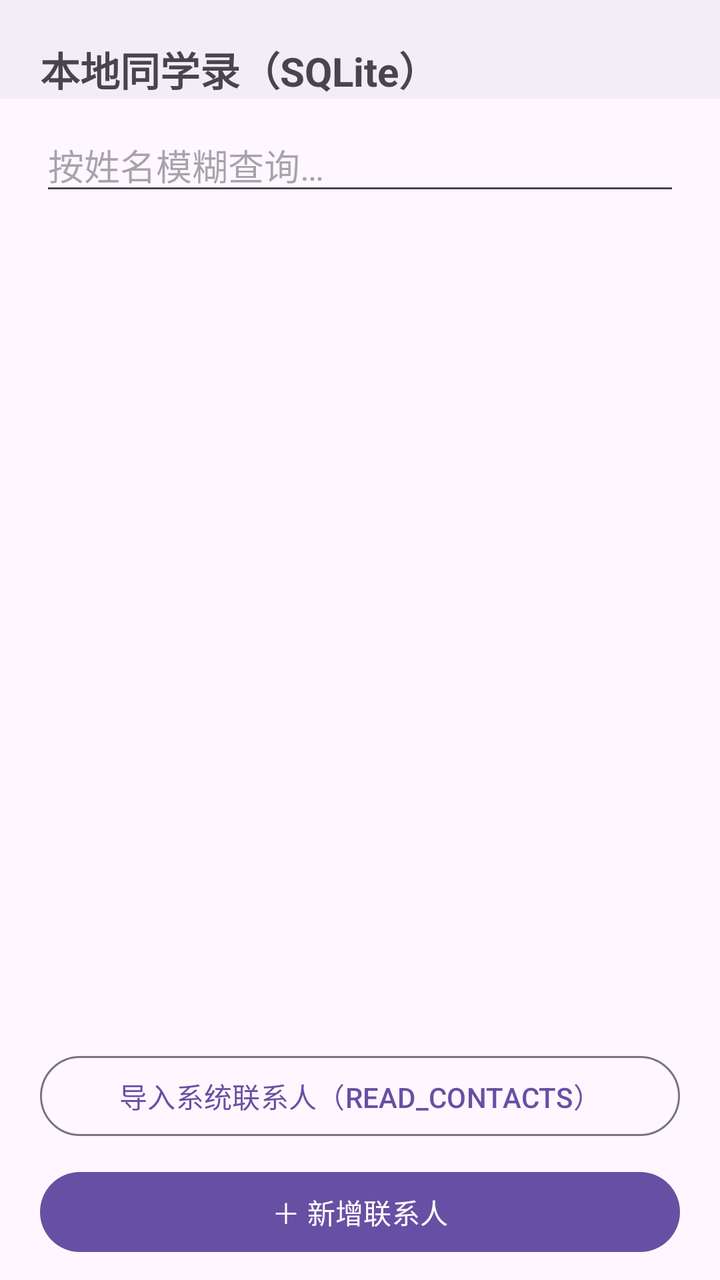
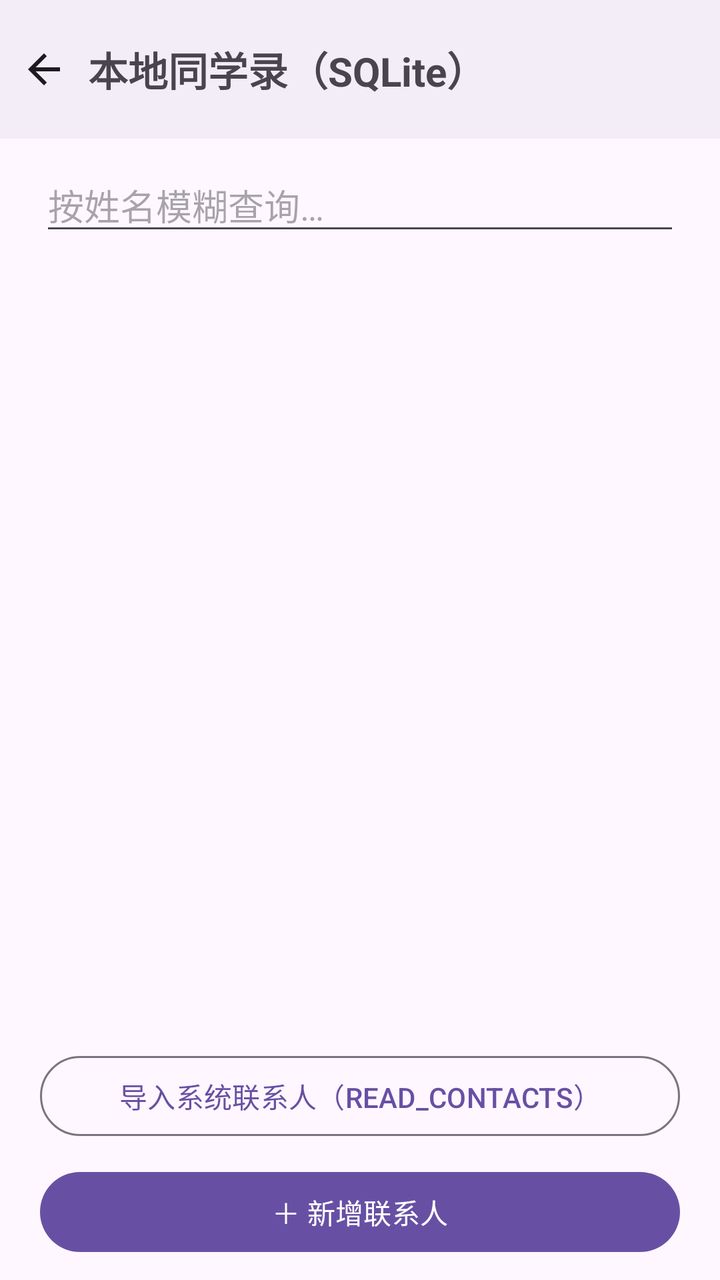

Compare the two renders of this Android layout. The source of the first and the diff that turns it into the second are given below.
<!-- AndroidManifest.xml: application theme Theme.Keyou -->
<!-- res/layout/activity_contact_list.xml -->
<?xml version="1.0" encoding="utf-8"?>
<LinearLayout xmlns:android="http://schemas.android.com/apk/res/android"
    android:layout_width="match_parent"
    android:layout_height="match_parent"
    android:orientation="vertical">

    <TextView
        android:layout_width="match_parent"
        android:layout_height="wrap_content"
        android:text="@string/contact_list_title"
        android:textSize="20sp"
        android:textStyle="bold"
        android:paddingHorizontal="20dp"
        android:paddingTop="20dp"
        android:background="?attr/colorSurfaceContainer" />

    
    <EditText
        android:id="@+id/et_keyword"
        android:layout_width="match_parent"
        android:layout_height="wrap_content"
        android:hint="@string/contact_search_hint"
        android:inputType="text"
        android:layout_marginHorizontal="20dp"
        android:layout_marginVertical="10dp" />

    <androidx.recyclerview.widget.RecyclerView
        android:id="@+id/rv_contacts"
        android:layout_width="match_parent"
        android:layout_height="0dp"
        android:layout_weight="1" />

    <Button
        android:id="@+id/btn_import_system"
        style="@style/Widget.Material3.Button.OutlinedButton"
        android:layout_width="match_parent"
        android:layout_height="wrap_content"
        android:layout_marginHorizontal="20dp"
        android:layout_marginBottom="10dp"
        android:text="@string/contact_import_system" />

    <Button
        android:id="@+id/btn_add_contact"
        android:layout_width="match_parent"
        android:layout_height="wrap_content"
        android:layout_marginHorizontal="20dp"
        android:layout_marginBottom="10dp"
        android:text="@string/contact_add" />

</LinearLayout>
<!-- resources referenced by this layout -->
<resources>
  <string name="contact_add">＋ 新增联系人</string>
  <string name="contact_import_system">导入系统联系人（READ_CONTACTS）</string>
  <string name="contact_list_title">本地同学录（SQLite）</string>
  <string name="contact_search_hint">按姓名模糊查询…</string>
  <style name="Theme.Keyou" parent="Theme.Material3.DayNight.NoActionBar" />
</resources>

<!-- the commit's change to res/layout/activity_contact_list.xml (unified diff, before → after) -->
@@ -4,15 +4,25 @@
     android:layout_height="match_parent"
     android:orientation="vertical">
 
-    <TextView
+    <LinearLayout
         android:layout_width="match_parent"
         android:layout_height="wrap_content"
-        android:text="@string/contact_list_title"
-        android:textSize="20sp"
-        android:textStyle="bold"
-        android:paddingHorizontal="20dp"
-        android:paddingTop="20dp"
-        android:background="?attr/colorSurfaceContainer" />
+        android:orientation="horizontal"
+        android:gravity="center_vertical"
+        android:background="?attr/colorSurfaceContainer"
+        android:paddingEnd="20dp">
+
+        <include layout="@layout/view_back_bar" />
+
+        <TextView
+            android:layout_width="0dp"
+            android:layout_height="wrap_content"
+            android:layout_weight="1"
+            android:text="@string/contact_list_title"
+            android:textSize="20sp"
+            android:textStyle="bold"
+            android:paddingVertical="20dp" />
+    </LinearLayout>
 
     
     <EditText
@@ -48,3 +58,19 @@
         android:text="@string/contact_add" />
 
 </LinearLayout>
+<!-- res/layout/view_back_bar.xml (included above) -->
+<?xml version="1.0" encoding="utf-8"?>
+<FrameLayout xmlns:android="http://schemas.android.com/apk/res/android"
+    android:layout_width="wrap_content"
+    android:layout_height="wrap_content">
+
+    <ImageButton
+        android:id="@+id/btn_back"
+        android:layout_width="44dp"
+        android:layout_height="44dp"
+        android:background="?attr/selectableItemBackgroundBorderless"
+        android:contentDescription="@string/back"
+        android:padding="10dp"
+        android:src="@drawable/ic_arrow_back" />
+
+</FrameLayout>
<!-- resource entries referenced after the edit -->
@@ -1,5 +1,18 @@
 <!-- resources referenced by this layout -->
 <resources>
+  <!-- drawable ic_arrow_back (drawable) -->
+  <?xml version="1.0" encoding="utf-8"?>
+  <vector xmlns:android="http://schemas.android.com/apk/res/android"
+      android:width="24dp"
+      android:height="24dp"
+      android:viewportWidth="24"
+      android:viewportHeight="24"
+      android:tint="?attr/colorOnSurface">
+      <path
+          android:fillColor="@android:color/white"
+          android:pathData="M20,11H7.83l5.59,-5.59L12,4l-8,8 8,8 1.41,-1.41L7.83,13H20v-2z" />
+  </vector>
+  <string name="back">返回</string>
   <string name="contact_add">＋ 新增联系人</string>
   <string name="contact_import_system">导入系统联系人（READ_CONTACTS）</string>
   <string name="contact_list_title">本地同学录（SQLite）</string>
